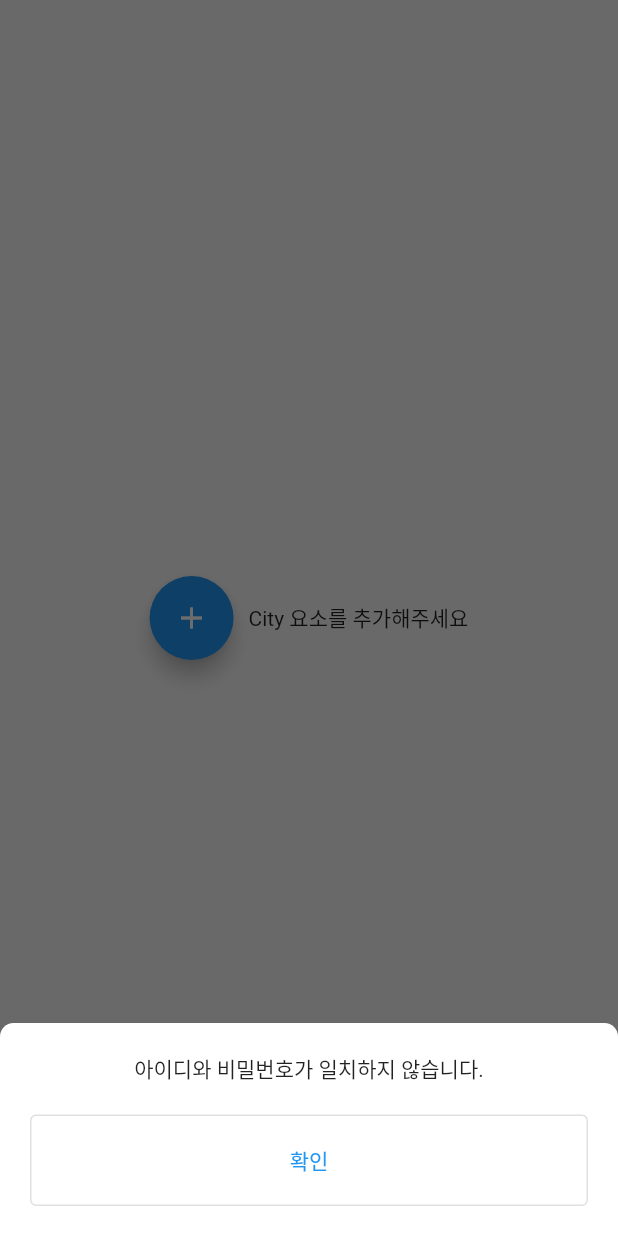
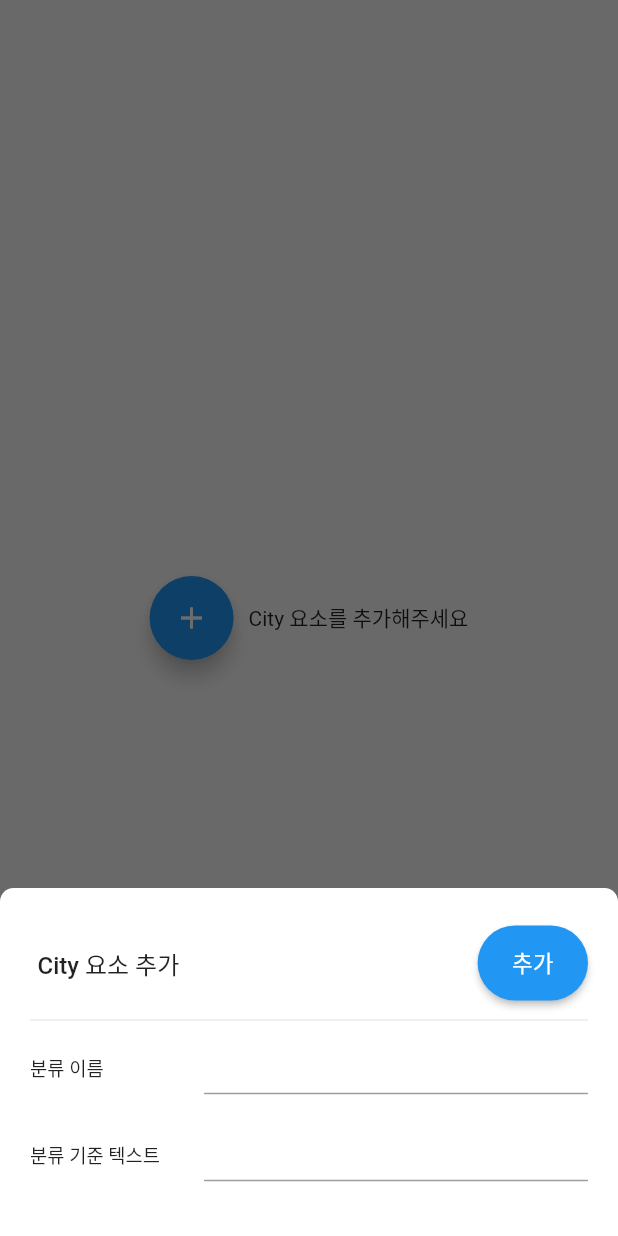
Before and after one commit to dev-tryit/try_startup, a Flutter app: the screen it shows after launch, after a tap on the "add" icon, on a phone screen of 412 x 824 dp. Run offline on Flutter 3.47's test engine with Material 2 defaults, Android fonts, the phone set to English and light mode, and no system bars; drawn by our look-alikes of animate_do; our stand-ins replace cloud_firestore, firebase_core, modal_bottom_sheet; accounts and stored records are empty; statements that could not run were skipped.

Commit message:
createBottomSheet.dart 작업중

```diff
--- a/lib/_common/flutter/bottomSheet/AlertBottomSheet.dart
+++ b/lib/_common/flutter/bottomSheet/AlertBottomSheet.dart
@@ -1,6 +1,17 @@
 
 import 'package:flutter/material.dart';
 
+/*
+    BouncingModalBottomEffect.apply(context, builder: (popFunction) {
+      return AlertBottomSheet(
+        alertMessageText: '아이디와 비밀번호가 일치하지 않습니다.',
+        alertButtonText: '확인',
+        onPressed: () {
+          popFunction();
+        },
+      );
+    });
+ */
 class AlertBottomSheet extends StatelessWidget {
   String alertMessageText;
   String alertButtonText;
--- /dev/null
+++ b/lib/_common/flutter/bottomSheet/InputBottomSheet.dart
@@ -0,0 +1,87 @@
+import 'package:flutter/material.dart';
+
+import '../widget/CircleButton.dart';
+
+typedef AddFunctionWithSetErrorMessage = void Function(
+    void Function(String errorMessage) setErrorMessage);
+
+class InputBottomSheet extends StatefulWidget {
+  String title;
+  String buttonStr;
+  List<Widget> children;
+  AddFunctionWithSetErrorMessage onAdd;
+
+  InputBottomSheet(
+      {Key? key,
+      required this.title,
+      required this.children,
+      required this.onAdd,
+      required this.buttonStr})
+      : super(key: key);
+
+  @override
+  _InputBottomSheetState createState() => _InputBottomSheetState();
+}
+
+class _InputBottomSheetState extends State<InputBottomSheet> {
+  String errorMessage = "";
+
+  void setErrorMessage(String errorMessage) {
+    this.errorMessage = errorMessage;
+    setState(() {});
+  }
+
+  @override
+  Widget build(BuildContext context) {
+    return Container(
+      width: double.infinity,
+      decoration: const BoxDecoration(
+        color: Colors.white,
+        borderRadius: BorderRadius.only(
+          topLeft: Radius.circular(9),
+          topRight: Radius.circular(9),
+        ),
+      ),
+      padding: const EdgeInsets.all(20),
+      child: Column(
+        crossAxisAlignment: CrossAxisAlignment.start,
+        mainAxisSize: MainAxisSize.min,
+        children: <Widget>[
+          Padding(
+            padding: const EdgeInsets.only(left: 5, top: 5, bottom: 5),
+            child: Row(
+              crossAxisAlignment: CrossAxisAlignment.center,
+              children: [
+                Text(
+                  widget.title,
+                  style: const TextStyle(
+                    fontSize: 16,
+                    fontWeight: FontWeight.w500,
+                  ),
+                ),
+                Expanded(
+                  child: Text(
+                    errorMessage,
+                    textAlign: TextAlign.right,
+                    style: const TextStyle(
+                      color: Colors.red,
+                      fontSize: 15,
+                    ),
+                  ),
+                ),
+                const SizedBox(width: 10),
+                CircleButton(
+                  widget.buttonStr,
+                  useShadow: false,
+                  onPressed: () => widget.onAdd(setErrorMessage),
+                ),
+              ],
+            ),
+          ),
+          const Divider(),
+          ...widget.children,
+        ],
+      ),
+    );
+  }
+}
--- /dev/null
+++ b/lib/_common/flutter/widget/CircleButton.dart
@@ -0,0 +1,32 @@
+
+import 'package:flutter/material.dart';
+
+class CircleButton extends StatelessWidget {
+  final VoidCallback onPressed;
+  final String text;
+  final bool useShadow;
+
+  const CircleButton(this.text,
+      {Key? key, required this.onPressed, this.useShadow = true})
+      : super(key: key);
+
+  @override
+  Widget build(BuildContext context) {
+    return ElevatedButton(
+      onPressed: onPressed,
+      style: ElevatedButton.styleFrom(
+        shadowColor: useShadow ? Colors.black : null,
+        elevation: useShadow ? 7 : null,
+        padding:
+        const EdgeInsets.only(left: 23, right: 23, top: 14, bottom: 14),
+        shape: RoundedRectangleBorder(borderRadius: BorderRadius.circular(50)),
+      ),
+      child: Text(
+        text,
+        style: const TextStyle(
+          fontSize: 15,
+        ),
+      ),
+    );
+  }
+}
--- a/lib/page/CityPage.dart
+++ b/lib/page/CityPage.dart
@@ -1,8 +1,10 @@
 import 'package:flutter/material.dart';
 import 'package:modal_bottom_sheet/modal_bottom_sheet.dart';
 import '../_common/flutter/bottomSheet/AlertBottomSheet.dart';
+import '../_common/flutter/bottomSheet/InputBottomSheet.dart';
 import '../_common/flutter/effect/BouncingModalBottomEffect.dart';
 import '../repository/CityRepository.dart';
+import '../util/SnackBarUtil.dart';
 
 class CityPage extends StatelessWidget {
   CityRepository get r => CityRepository.me;
@@ -54,13 +56,43 @@ class CityPage extends StatelessWidget {
   }
 
   void createBottomSheet() {
+    final TextEditingController titleController = TextEditingController();
+    final TextEditingController keywordController = TextEditingController();
+
     BouncingModalBottomEffect.apply(context, builder: (popFunction) {
-      return AlertBottomSheet(
-        alertMessageText: '아이디와 비밀번호가 일치하지 않습니다.',
-        alertButtonText: '확인',
-        onPressed: () {
-          popFunction();
+      return InputBottomSheet(
+        title: "${r.collectionName} 요소 추가",
+        buttonStr: '추가',
+        onAdd: (void Function(String) setErrorMessage) {
+          // TODO: BOttomSheet 넣기.
+          // createBottomSheet();
         },
+        children: [
+          ListTile(
+            contentPadding: EdgeInsets.zero,
+            dense: true,
+            minLeadingWidth: 100,
+            leading: const Text("분류 이름",
+                style: TextStyle(fontSize: 12.5)),
+            title: TextField(
+              controller: titleController,
+              decoration: const InputDecoration(isDense: true),
+            ),
+          ),
+          const SizedBox(height: 10),
+          ListTile(
+            contentPadding: EdgeInsets.zero,
+            dense: true,
+            minLeadingWidth: 100,
+            leading: const Text("분류 기준 텍스트",
+                style: TextStyle(fontSize: 12.5)),
+            title: TextField(
+              controller: keywordController,
+              decoration: const InputDecoration(isDense: true),
+            ),
+          ),
+          const SizedBox(height: 10),
+        ],
       );
     });
   }
--- /dev/null
+++ b/lib/util/SnackBarUtil.dart
@@ -0,0 +1,9 @@
+import 'package:flutter/material.dart';
+
+class SnackBarUtil {
+  static void show(BuildContext context, SnackBar snackBar){
+    var messenger = ScaffoldMessenger.of(context);
+    messenger.clearSnackBars();
+    messenger.showSnackBar(snackBar);
+  }
+}
```
